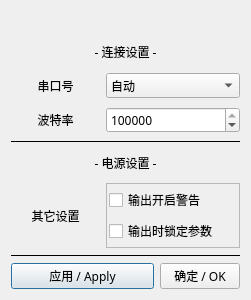
This is gui_source/mdp_gui_template/settings.ui in ElluIFX/DP100-PyQt5-GUI as Qt 5 draws it before an edit. The edited form follows.
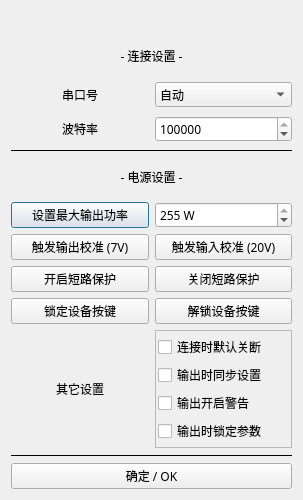
This is the edited form.

```diff
--- a/gui_source/mdp_gui_template/settings.ui
+++ b/gui_source/mdp_gui_template/settings.ui
@@ -12,10 +12,22 @@
    <rect>
     <x>0</x>
     <y>0</y>
-    <width>251</width>
-    <height>300</height>
+    <width>303</width>
+    <height>500</height>
    </rect>
   </property>
+  <property name="minimumSize">
+   <size>
+    <width>303</width>
+    <height>500</height>
+   </size>
+  </property>
+  <property name="maximumSize">
+   <size>
+    <width>303</width>
+    <height>500</height>
+   </size>
+  </property>
   <property name="windowTitle">
    <string>电源设置</string>
   </property>
@@ -70,7 +82,7 @@
     </widget>
    </item>
    <item>
-    <layout class="QHBoxLayout" name="horizontalLayout_33" stretch="2,3">
+    <layout class="QHBoxLayout" name="horizontalLayout_33" stretch="1,1">
      <item>
       <widget class="QLabel" name="label_34">
        <property name="minimumSize">
@@ -112,7 +124,7 @@
     </layout>
    </item>
    <item>
-    <layout class="QHBoxLayout" name="horizontalLayout_34" stretch="2,3">
+    <layout class="QHBoxLayout" name="horizontalLayout_34" stretch="1,1">
      <item>
       <widget class="QLabel" name="label_35">
        <property name="minimumSize">
@@ -204,7 +216,140 @@
     </widget>
    </item>
    <item>
-    <layout class="QHBoxLayout" name="horizontalLayout_43" stretch="2,3">
+    <layout class="QHBoxLayout" name="horizontalLayout_35" stretch="1,1">
+     <item>
+      <widget class="QPushButton" name="btnSetMaxP">
+       <property name="font">
+        <font>
+         <family>Sarasa Fixed SC SemiBold</family>
+        </font>
+       </property>
+       <property name="text">
+        <string>设置最大输出功率</string>
+       </property>
+      </widget>
+     </item>
+     <item>
+      <widget class="QDoubleSpinBox" name="spinBoxMaxP">
+       <property name="font">
+        <font>
+         <family>Sarasa Fixed SC SemiBold</family>
+        </font>
+       </property>
+       <property name="alignment">
+        <set>Qt::AlignLeading|Qt::AlignLeft|Qt::AlignVCenter</set>
+       </property>
+       <property name="suffix">
+        <string> W</string>
+       </property>
+       <property name="decimals">
+        <number>0</number>
+       </property>
+       <property name="minimum">
+        <double>1.000000000000000</double>
+       </property>
+       <property name="maximum">
+        <double>255.000000000000000</double>
+       </property>
+       <property name="singleStep">
+        <double>1.000000000000000</double>
+       </property>
+       <property name="stepType">
+        <enum>QAbstractSpinBox::AdaptiveDecimalStepType</enum>
+       </property>
+       <property name="value">
+        <double>255.000000000000000</double>
+       </property>
+      </widget>
+     </item>
+    </layout>
+   </item>
+   <item>
+    <layout class="QHBoxLayout" name="horizontalLayout_38" stretch="1,1">
+     <item>
+      <widget class="QPushButton" name="btnCali1">
+       <property name="font">
+        <font>
+         <family>Sarasa Fixed SC SemiBold</family>
+        </font>
+       </property>
+       <property name="text">
+        <string>触发输出校准 (7V)</string>
+       </property>
+      </widget>
+     </item>
+     <item>
+      <widget class="QPushButton" name="btnCali2">
+       <property name="font">
+        <font>
+         <family>Sarasa Fixed SC SemiBold</family>
+        </font>
+       </property>
+       <property name="text">
+        <string>触发输入校准 (20V)</string>
+       </property>
+      </widget>
+     </item>
+    </layout>
+   </item>
+   <item>
+    <layout class="QHBoxLayout" name="horizontalLayout_4" stretch="1,1">
+     <item>
+      <widget class="QPushButton" name="btnEnableShortProtect">
+       <property name="font">
+        <font>
+         <family>Sarasa Fixed SC SemiBold</family>
+        </font>
+       </property>
+       <property name="text">
+        <string>开启短路保护</string>
+       </property>
+      </widget>
+     </item>
+     <item>
+      <widget class="QPushButton" name="btnDisableShortProtect">
+       <property name="font">
+        <font>
+         <family>Sarasa Fixed SC SemiBold</family>
+        </font>
+       </property>
+       <property name="text">
+        <string>关闭短路保护</string>
+       </property>
+      </widget>
+     </item>
+    </layout>
+   </item>
+   <item>
+    <layout class="QHBoxLayout" name="horizontalLayout_37" stretch="1,1">
+     <item>
+      <widget class="QPushButton" name="btnLockKey">
+       <property name="font">
+        <font>
+         <family>Sarasa Fixed SC SemiBold</family>
+        </font>
+       </property>
+       <property name="text">
+        <string>锁定设备按键</string>
+       </property>
+      </widget>
+     </item>
+     <item>
+      <widget class="QPushButton" name="btnUnlockKey">
+       <property name="font">
+        <font>
+         <family>Sarasa Fixed SC SemiBold</family>
+        </font>
+       </property>
+       <property name="text">
+        <string>解锁设备按键</string>
+       </property>
+      </widget>
+     </item>
+    </layout>
+   </item>
+   <item>
+    <layout class="QHBoxLayout" name="horizontalLayout_43" stretch="1,1">
      <item>
       <widget class="QLabel" name="label_49">
        <property name="minimumSize">
@@ -239,7 +384,7 @@
        </property>
        <layout class="QVBoxLayout" name="verticalLayout_2">
         <property name="spacing">
-         <number>3</number>
+         <number>0</number>
         </property>
         <property name="leftMargin">
          <number>2</number>
@@ -253,6 +398,38 @@
         <property name="bottomMargin">
          <number>2</number>
         </property>
+        <item>
+         <widget class="QCheckBox" name="checkBoxDefaultOff">
+          <property name="minimumSize">
+           <size>
+            <width>0</width>
+            <height>28</height>
+           </size>
+          </property>
+          <property name="toolTip">
+           <string>上位机连接设备时不进行状态推断，而是强制关闭输出并设定电压电流</string>
+          </property>
+          <property name="text">
+           <string>连接时默认关断</string>
+          </property>
+         </widget>
+        </item>
+        <item>
+         <widget class="QCheckBox" name="checkBoxOutputSync">
+          <property name="minimumSize">
+           <size>
+            <width>0</width>
+            <height>28</height>
+           </size>
+          </property>
+          <property name="toolTip">
+           <string>每次开启输出时同步电压电流设置值</string>
+          </property>
+          <property name="text">
+           <string>输出时同步设置</string>
+          </property>
+         </widget>
+        </item>
         <item>
          <widget class="QCheckBox" name="checkBoxOutputWarn">
           <property name="minimumSize">
@@ -301,25 +478,13 @@
     </widget>
    </item>
    <item>
-    <layout class="QHBoxLayout" name="horizontalLayout_3" stretch="2,1">
+    <layout class="QHBoxLayout" name="horizontalLayout_3" stretch="1">
      <property name="spacing">
       <number>6</number>
      </property>
      <property name="bottomMargin">
       <number>0</number>
      </property>
-     <item>
-      <widget class="QPushButton" name="btnSave">
-       <property name="font">
-        <font>
-         <family>Sarasa Fixed SC SemiBold</family>
-        </font>
-       </property>
-       <property name="text">
-        <string>应用 / Apply</string>
-       </property>
-      </widget>
-     </item>
      <item>
       <widget class="QPushButton" name="btnOk">
        <property name="font">
```
